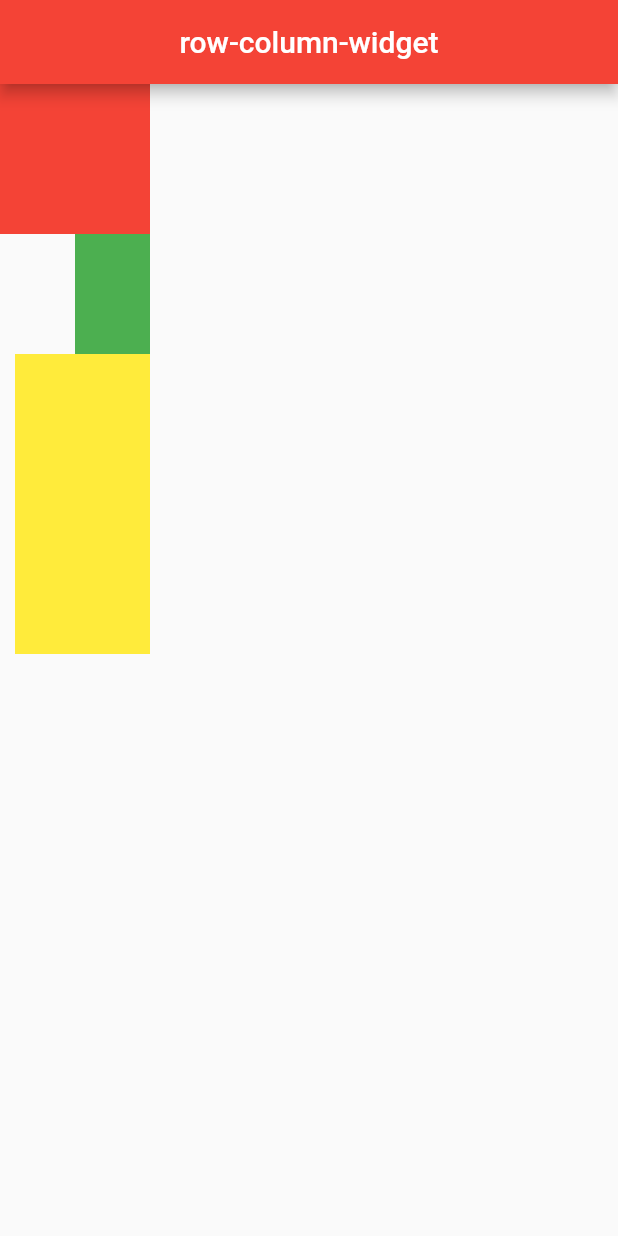
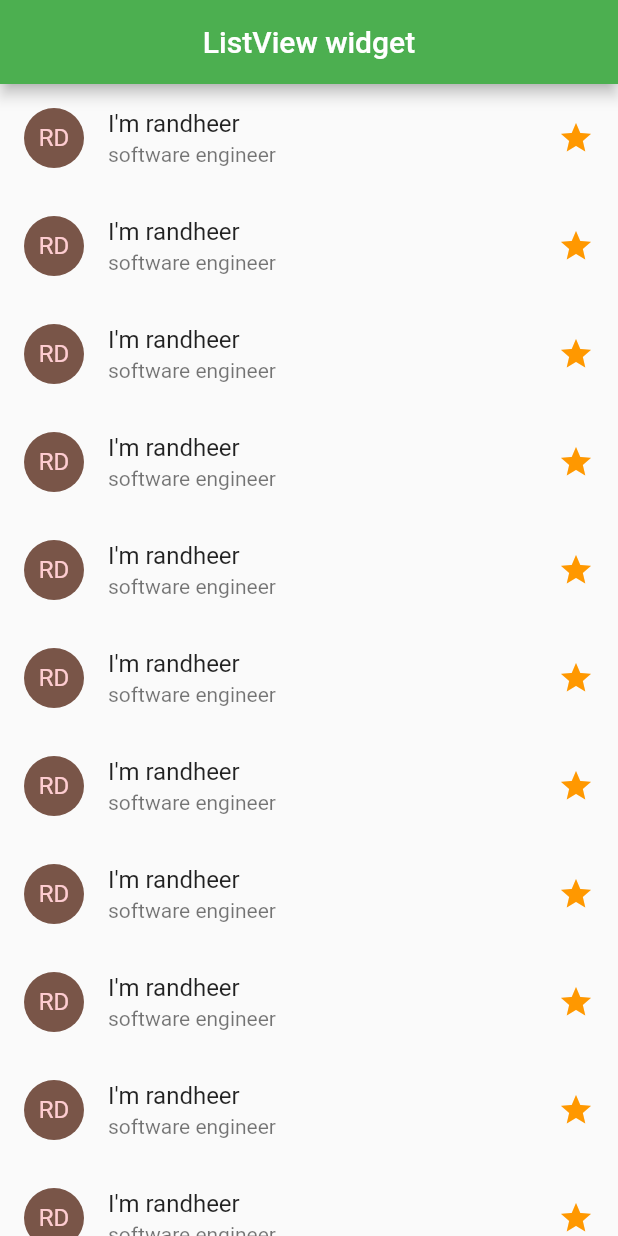
Before and after one commit to Krandheer/Flutter-learning, a Flutter app: the screen it shows after launch, on a phone screen of 412 x 824 dp. Run offline on Flutter 3.47's test engine with Material 2 defaults, Android fonts, the phone set to English and light mode, and no system bars.

Commit message:
ListView done

```diff
--- a/play1/lib/main.dart
+++ b/play1/lib/main.dart
@@ -1,6 +1,7 @@
 import 'package:flutter/material.dart';
 import 'package:play1/screen/containerWidget.dart';
 import 'package:play1/screen/home.dart';
+import 'package:play1/screen/listView.dart';
 import 'package:play1/screen/rowWidget.dart';
 import 'package:play1/screen/scaffoldText.dart';
 
@@ -20,7 +21,7 @@ class RecipeApp extends StatelessWidget {
       theme: ThemeData(
        primarySwatch: Colors.red
       ),
-      home: const RowColumnsWidget(),
+      home: const ListViewWidget(),
     );
   }
 }
--- /dev/null
+++ b/play1/lib/screen/listView.dart
@@ -0,0 +1,53 @@
+import 'package:flutter/material.dart';
+
+class ListViewWidget extends StatelessWidget {
+  const ListViewWidget({Key? key}) : super(key: key);
+
+  @override
+  Widget build(BuildContext context) {
+    return Scaffold(
+      appBar: AppBar(
+        backgroundColor: Colors.green,
+        title: Text("ListView widget"),
+        centerTitle: true,
+      ),
+      // body: ListView(
+      //   // scrollDirection: Axis.horizontal,
+      //   children: [
+      //     ListTile(
+      //       title: Text("I'm randheer"),
+      //       subtitle: Text('software engineer'),
+      //       trailing: Icon(Icons.star, color: Colors.orange,),
+      //       leading: CircleAvatar(backgroundColor: Colors.brown, child: Text("RD")),
+      //     ),
+      //     ListTile(
+      //       title: Text("I'm sunita, randheer girlfriend"),
+      //       subtitle: Text("I'm software engineer too."),
+      //       trailing: Icon(Icons.star, color: Colors.orange,),
+      //       leading: CircleAvatar(backgroundColor: Colors.brown, child: Text("SA"),),
+      //     )
+      //
+      //   ],
+      // ),
+      body: ListView.builder(
+          itemCount: 15,
+          itemBuilder: (context, index){
+          return ListTile(
+            onTap: () {
+              print("pressed");
+            },
+            title: Text("I'm randheer"),
+            subtitle: Text('software engineer'),
+            trailing: Icon(
+              Icons.star,
+              color: Colors.orange,
+            ),
+            leading: CircleAvatar(
+                backgroundColor: Colors.brown,
+                child: Text("RD")
+            ),
+          );
+      }),
+    );
+  }
+}
```
